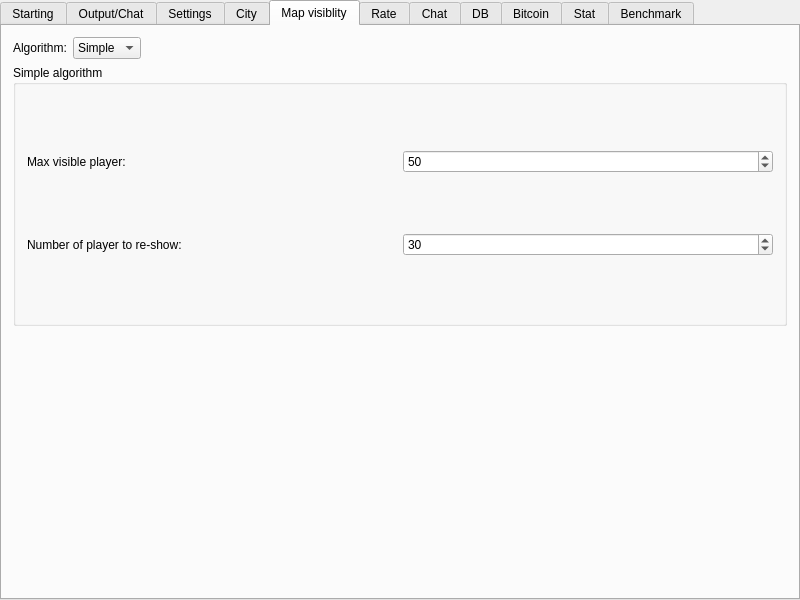
The window that server/MainWindow.ui (alphaonex86/CatchChallenger) describes before a commit, drawn with Qt 5.
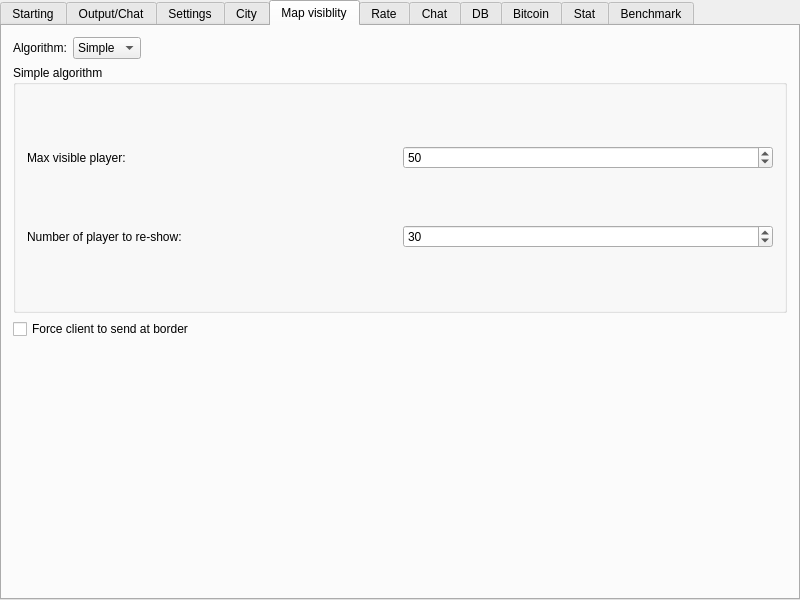
The same window after the commit. The open tabs and pages were chosen to show the change. Icons and pictures are not drawn.

Commit message: [Improvement] Server can ask at client client to notify when have map change to have better player visual, consume mo...

The edit to the form file:
```diff
--- a/server/MainWindow.ui
+++ b/server/MainWindow.ui
@@ -666,6 +666,13 @@
           </layout>
          </widget>
         </item>
+        <item>
+         <widget class="QCheckBox" name="forceClientToSendAtBorder">
+          <property name="text">
+           <string>Force client to send at border</string>
+          </property>
+         </widget>
+        </item>
         <item>
          <spacer name="verticalSpacer_5">
           <property name="orientation">
```
Left out of the diff: 2 changed lines with no effect on the pictures. The commit also changes 9 other files.
